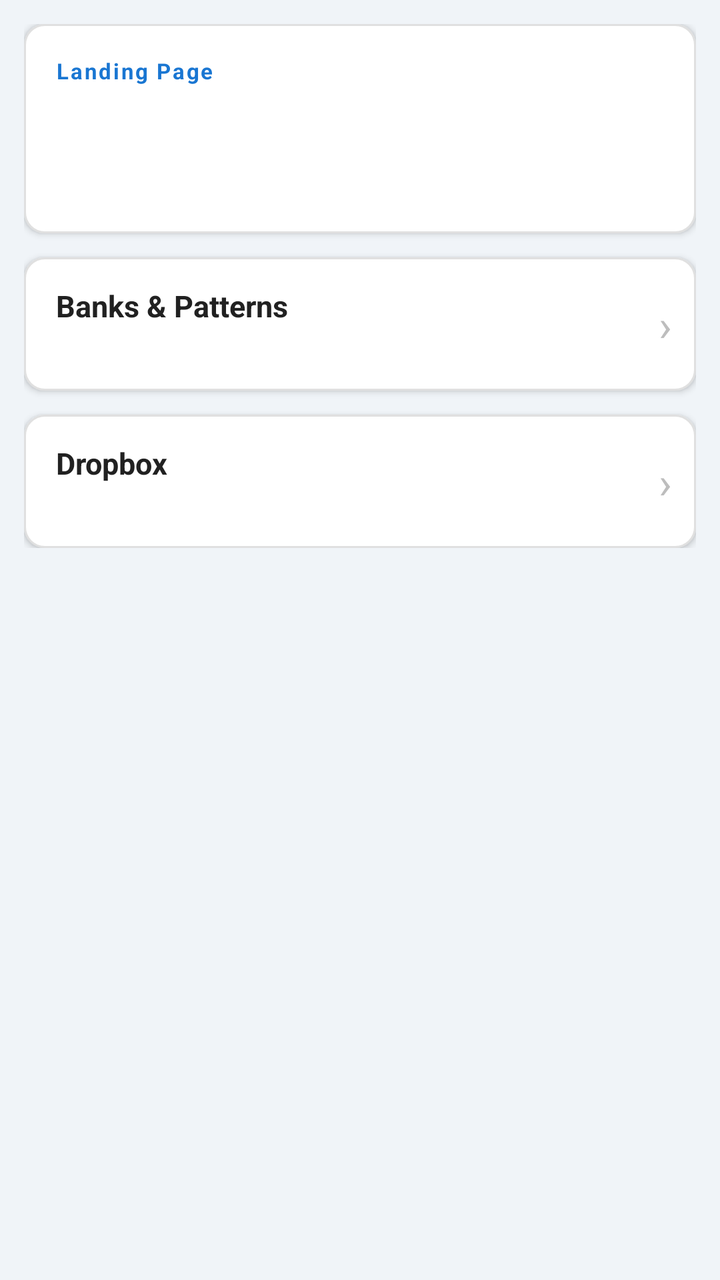
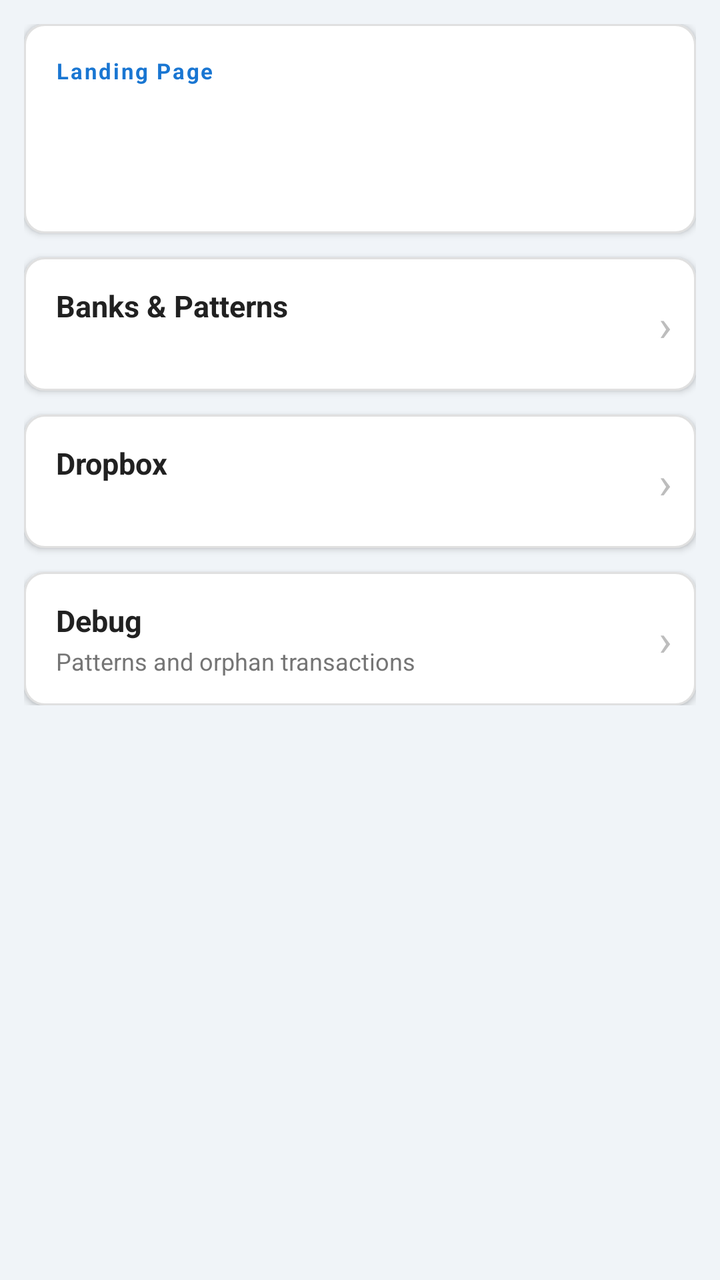

An Android layout rendered at two revisions. The XML below is the earlier revision; the diff shows what the commit changed to produce the second picture.
<!-- AndroidManifest.xml: application theme android:Theme.Material.Light.DarkActionBar -->
<!-- res/layout/activity_settings.xml -->
<?xml version="1.0" encoding="utf-8"?>
<ScrollView xmlns:android="http://schemas.android.com/apk/res/android"
    android:layout_width="match_parent"
    android:layout_height="match_parent"
    android:background="#F0F4F8">

    <LinearLayout
        android:layout_width="match_parent"
        android:layout_height="wrap_content"
        android:orientation="vertical"
        android:paddingLeft="12dp"
        android:paddingRight="12dp"
        android:paddingTop="12dp"
        android:paddingBottom="24dp">

        
        <LinearLayout
            android:layout_width="match_parent"
            android:layout_height="wrap_content"
            android:orientation="vertical"
            android:background="@drawable/bg_card"
            android:elevation="2dp"
            android:padding="16dp"
            android:layout_marginBottom="12dp">

            <TextView
                android:layout_width="match_parent"
                android:layout_height="wrap_content"
                android:text="@string/label_landing_page"
                android:textColor="#1976D2"
                android:textSize="11sp"
                android:textStyle="bold"
                android:letterSpacing="0.08"
                android:layout_marginBottom="10dp" />

            <Spinner
                android:id="@+id/spinnerLanding"
                android:layout_width="match_parent"
                android:layout_height="48dp" />

        </LinearLayout>

        
        <LinearLayout
            android:id="@+id/rowBanks"
            android:layout_width="match_parent"
            android:layout_height="wrap_content"
            android:orientation="horizontal"
            android:background="@drawable/bg_card"
            android:elevation="2dp"
            android:paddingLeft="16dp"
            android:paddingRight="12dp"
            android:paddingTop="14dp"
            android:paddingBottom="14dp"
            android:gravity="center_vertical">

            <LinearLayout
                android:layout_width="0dp"
                android:layout_height="wrap_content"
                android:layout_weight="1"
                android:orientation="vertical">

                <TextView
                    android:layout_width="match_parent"
                    android:layout_height="wrap_content"
                    android:text="@string/label_banks_patterns"
                    android:textColor="#212121"
                    android:textSize="15sp"
                    android:textStyle="bold" />

                <TextView
                    android:id="@+id/tvBanksCount"
                    android:layout_width="match_parent"
                    android:layout_height="wrap_content"
                    android:layout_marginTop="2dp"
                    android:textColor="#757575"
                    android:textSize="12sp" />

            </LinearLayout>

            <TextView
                android:layout_width="wrap_content"
                android:layout_height="wrap_content"
                android:text="›"
                android:textColor="#BDBDBD"
                android:textSize="22sp"
                android:paddingLeft="8dp" />

        </LinearLayout>

        
        <LinearLayout
            android:id="@+id/rowDropbox"
            android:layout_width="match_parent"
            android:layout_height="wrap_content"
            android:orientation="horizontal"
            android:background="@drawable/bg_card"
            android:elevation="2dp"
            android:paddingLeft="16dp"
            android:paddingRight="12dp"
            android:paddingTop="14dp"
            android:paddingBottom="14dp"
            android:gravity="center_vertical"
            android:layout_marginTop="12dp">

            <LinearLayout
                android:layout_width="0dp"
                android:layout_height="wrap_content"
                android:layout_weight="1"
                android:orientation="vertical">

                <TextView
                    android:layout_width="match_parent"
                    android:layout_height="wrap_content"
                    android:text="@string/label_dropbox"
                    android:textColor="#212121"
                    android:textSize="15sp"
                    android:textStyle="bold" />

                <TextView
                    android:id="@+id/tvDropboxStatus"
                    android:layout_width="match_parent"
                    android:layout_height="wrap_content"
                    android:layout_marginTop="2dp"
                    android:textColor="#757575"
                    android:textSize="12sp" />

            </LinearLayout>

            <TextView
                android:layout_width="wrap_content"
                android:layout_height="wrap_content"
                android:text="›"
                android:textColor="#BDBDBD"
                android:textSize="22sp"
                android:paddingLeft="8dp" />

        </LinearLayout>

    </LinearLayout>
</ScrollView>
<!-- resources referenced by this layout -->
<resources>
  <!-- drawable bg_card (drawable) -->
  <?xml version="1.0" encoding="utf-8"?>
  <shape xmlns:android="http://schemas.android.com/apk/res/android"
      android:shape="rectangle">
      <solid android:color="#FFFFFF" />
      <corners android:radius="10dp" />
      <stroke android:width="1dp" android:color="#E0E0E0" />
  </shape>
  <string name="label_banks_patterns">Banks &amp; Patterns</string>
  <string name="label_dropbox">Dropbox</string>
  <string name="label_landing_page">Landing Page</string>
</resources>

<!-- the commit's change to res/layout/activity_settings.xml (unified diff, before → after) -->
@@ -137,5 +137,54 @@
 
         </LinearLayout>
 
+        
+        <LinearLayout
+            android:id="@+id/rowDebug"
+            android:layout_width="match_parent"
+            android:layout_height="wrap_content"
+            android:orientation="horizontal"
+            android:background="@drawable/bg_card"
+            android:elevation="2dp"
+            android:paddingLeft="16dp"
+            android:paddingRight="12dp"
+            android:paddingTop="14dp"
+            android:paddingBottom="14dp"
+            android:gravity="center_vertical"
+            android:layout_marginTop="12dp">
+
+            <LinearLayout
+                android:layout_width="0dp"
+                android:layout_height="wrap_content"
+                android:layout_weight="1"
+                android:orientation="vertical">
+
+                <TextView
+                    android:layout_width="match_parent"
+                    android:layout_height="wrap_content"
+                    android:text="@string/label_debug"
+                    android:textColor="#212121"
+                    android:textSize="15sp"
+                    android:textStyle="bold" />
+
+                <TextView
+                    android:layout_width="match_parent"
+                    android:layout_height="wrap_content"
+                    android:layout_marginTop="2dp"
+                    android:text="@string/label_debug_sub"
+                    android:textColor="#757575"
+                    android:textSize="12sp" />
+
+            </LinearLayout>
+
+            <TextView
+                android:layout_width="wrap_content"
+                android:layout_height="wrap_content"
+                android:text="›"
+                android:textColor="#BDBDBD"
+                android:textSize="22sp"
+                android:paddingLeft="8dp" />
+
+        </LinearLayout>
+
     </LinearLayout>
 </ScrollView>
<!-- resource entries referenced after the edit -->
@@ -9,6 +9,8 @@
       <stroke android:width="1dp" android:color="#E0E0E0" />
   </shape>
   <string name="label_banks_patterns">Banks &amp; Patterns</string>
+  <string name="label_debug">Debug</string>
+  <string name="label_debug_sub">Patterns and orphan transactions</string>
   <string name="label_dropbox">Dropbox</string>
   <string name="label_landing_page">Landing Page</string>
 </resources>
